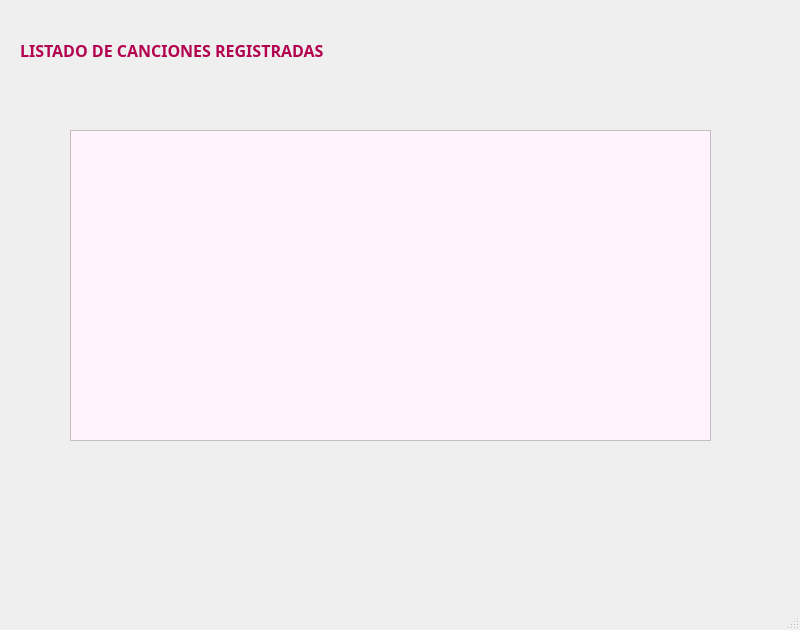
SilviaSanjose/Python_exercices, file Proyectos/Project_Music_DB/ventanas/ventana_listado.ui: the form before one commit.
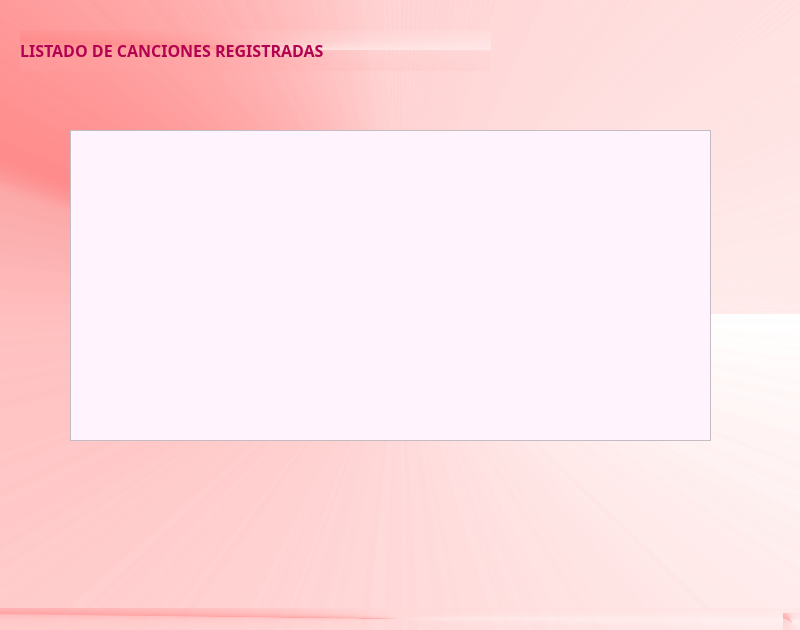
The form after the commit.

```diff
--- a/Proyectos/Project_Music_DB/ventanas/ventana_listado.ui
+++ b/Proyectos/Project_Music_DB/ventanas/ventana_listado.ui
@@ -13,6 +13,9 @@
   <property name="windowTitle">
    <string>Listado De Canciones</string>
   </property>
+  <property name="styleSheet">
+   <string notr="true">background-color: qconicalgradient(cx:0.5, cy:0.5, angle:0, stop:0 rgba(255, 235, 235, 206), stop:0.258706 rgba(255, 188, 188, 80), stop:0.425 rgba(255, 132, 132, 156), stop:0.44 rgba(252, 128, 128, 80), stop:0.507463 rgba(255, 162, 162, 80), stop:1 rgba(255, 255, 255, 0));</string>
+  </property>
   <widget class="QWidget" name="centralwidget">
    <property name="styleSheet">
     <string notr="true"/>
```
